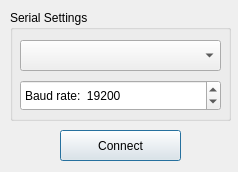
Qt form startdialog.ui (ni1ight/istrobot-stopwatch-ui) before a commit.
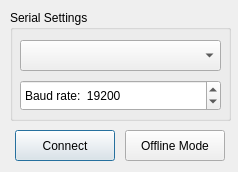
The same form after that commit.

Commit message: added button for offline mode instead of select option

Patch:
```diff
--- a/startdialog.ui
+++ b/startdialog.ui
@@ -64,9 +64,9 @@
   <widget class="QPushButton" name="pushButton_connect">
    <property name="geometry">
     <rect>
-     <x>60</x>
+     <x>15</x>
      <y>130</y>
-     <width>121</width>
+     <width>100</width>
      <height>31</height>
     </rect>
    </property>
@@ -74,6 +74,19 @@
     <string>Connect</string>
    </property>
   </widget>
+  <widget class="QPushButton" name="pushButton_offline">
+   <property name="geometry">
+    <rect>
+      <x>125</x>
+      <y>130</y>
+      <width>100</width>
+      <height>31</height>
+     </rect>
+    </property>
+    <property name="text">
+     <string>Offline Mode</string>
+    </property>
+  </widget>
  </widget>
  <layoutdefault spacing="6" margin="11"/>
  <resources/>
```
The commit also changes 2 other files.
